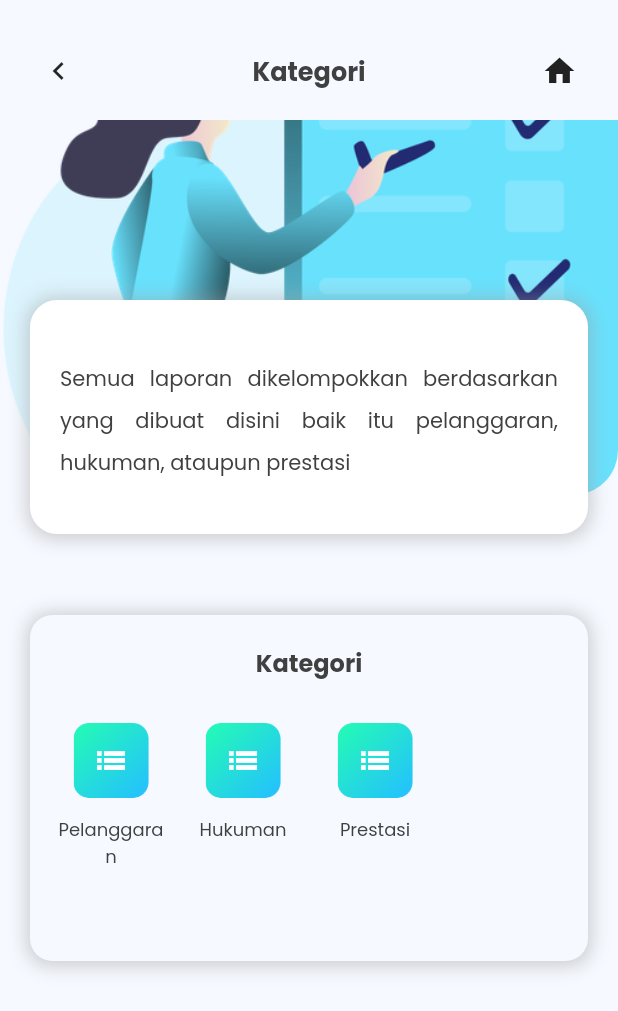
After one commit to jeffriagustiar/fe_info_guru, a Flutter app: the MenuKategoriPage screen opened by its route, on a phone screen of 412 x 824 dp. The commit adds this screen. Shown: the top 1011 px of the screen. Run offline on Flutter 3.47's test engine with Material 2 defaults, Android fonts, the phone set to English and light mode, and no system bars; our stand-ins replace dropdown_search, google_fonts; missing offline and left inert: sp_util; accounts and stored records are empty; network calls fail.

Commit message:
ui untuk kategori

```diff
--- a/lib/main.dart
+++ b/lib/main.dart
@@ -1,6 +1,9 @@
 import 'package:fe_info_guru/pages/home/buatLaporan/laporkan_page.dart';
 import 'package:fe_info_guru/pages/home/buatLaporan/list_laporan_page.dart';
 import 'package:fe_info_guru/pages/home/buatLaporan/menu_laporan_page.dart';
+import 'package:fe_info_guru/pages/home/catatan/kategori/add_kategori_page.dart';
+import 'package:fe_info_guru/pages/home/catatan/kategori/list_kategori_page.dart';
+import 'package:fe_info_guru/pages/home/catatan/kategori/menu_kategori_page.dart';
 import 'package:fe_info_guru/pages/home/home_page.dart';
 import 'package:fe_info_guru/pages/home/point/info_point_page.dart';
 import 'package:fe_info_guru/pages/home/profile/profile_page.dart';
@@ -57,6 +60,11 @@ class MyApp extends StatelessWidget {
           'menu-laporan' :(context) => const MenuLaporanPage(),
           'laporkan' :(context) => const LaporkanPage(),
           'list-laporan' :(context) => const ListLaporanPage(),
+
+          //? Kategori
+          'menu-kategori' :(context) => const MenuKategoriPage(),
+          'list-kategori' :(context) => const ListKategoriPage(),
+          'add-kategori' :(context) => const AddKategoriPage(),
         },
       ),
     );
--- /dev/null
+++ b/lib/models/catatan/kategori_model2.dart
@@ -0,0 +1,38 @@
+
+import 'package:fe_info_guru/models/catatan/detail_model.dart';
+
+class KategoriModel2{
+  late int? replid;
+  late String? namaKategori;
+  late String? kategori;
+  late String? ket;
+  late String? ts;
+
+  KategoriModel2({
+    this.replid,
+    this.namaKategori,
+    this.kategori,
+    this.ket,
+    this.ts,
+  });
+
+  factory KategoriModel2.fromJson(Map<String, dynamic> json){
+    return KategoriModel2(
+      replid:  json['replid'],
+      namaKategori: json['nama_kategori'],
+      kategori: json['kategori'],
+      ket: json['ket'],
+      ts: json['ts'],
+    );
+  }
+
+  Map<String, dynamic> toJson(){
+    return{
+      'replid': replid,
+      'nama_kategori': namaKategori,
+      'kategori': kategori,
+      'ket': ket,
+      'ts': ts,
+    };
+  }
+}
--- /dev/null
+++ b/lib/pages/home/catatan/kategori/menu_kategori_page.dart
@@ -0,0 +1,186 @@
+import 'package:fe_info_guru/share/theme.dart';
+import 'package:fe_info_guru/widgets/appBar_buttom.dart';
+import 'package:fe_info_guru/widgets/fitur_buttom.dart';
+import 'package:flutter/material.dart';
+
+class MenuKategoriPage extends StatelessWidget {
+  const MenuKategoriPage({super.key});
+
+  @override
+  Widget build(BuildContext context) {
+
+    Widget backGround(){
+      return Container(
+        width: double.infinity,
+        height: 250,
+        decoration: const BoxDecoration(
+          borderRadius: BorderRadius.only(bottomLeft: Radius.circular(30),bottomRight: Radius.circular(30)),
+          image: DecorationImage(
+            fit: BoxFit.cover,
+            image: AssetImage('assets/bg_lapor.png'),
+          )
+        ),
+      );
+    }
+
+    Widget contentLapor(){
+      return Container(
+        padding: const EdgeInsets.only(top: 310,left: 20,right: 20),
+        child: Column(
+          children: [
+            Container(
+              padding: const EdgeInsets.all(10),
+              margin: const EdgeInsets.only(top: 20),
+              // height: 400,
+              width: double.infinity,
+              decoration: BoxDecoration(
+                color: background4Color,
+                borderRadius: BorderRadius.circular(15),
+                boxShadow: [
+                  BoxShadow(
+                    color: Colors.grey.withOpacity(0.5),
+                    spreadRadius: 2,
+                    blurRadius: 10,
+                    offset: const Offset(0, 1),
+                  ),
+                ]
+              ),
+              child: Column(
+                children: [
+                  const SizedBox(height: 10,),
+                  Text(
+                    "Kategori",
+                    style: blackTextStyle.copyWith(
+                      fontSize: 16,
+                      fontWeight: bold
+                    ),
+                  ),
+                  const SizedBox(height: 10,),
+
+                  GridView(
+                    padding: const EdgeInsets.only(top: 10,bottom: 10 ),
+                    physics: const NeverScrollableScrollPhysics(),
+                    gridDelegate: const SliverGridDelegateWithFixedCrossAxisCount(
+                      crossAxisCount: 4,
+                      childAspectRatio: 0.6,
+                    ),
+                    shrinkWrap: true,
+                      children: [
+                        FiturButtom(
+                          nama: 'Pelanggaran',
+                          onPressed: () {
+                            Navigator.pushNamed(
+                              context,
+                              'list-kategori',
+                              arguments: {
+                                'nama' : 'Pelanggaran',
+                                'jenis' : 'pelanggaran',
+                              }
+                            );
+                          },
+
+                          img: 'assets/ic_list.png',
+                        ),
+                        FiturButtom(
+                          nama: 'Hukuman',
+                          onPressed: () {
+                            Navigator.pushNamed(
+                              context,
+                              'list-kategori',
+                              arguments: {
+                                'nama' : 'Hukuman',
+                                'jenis' : 'hukuman',
+                              }
+                            );
+                          },
+                          img: 'assets/ic_list.png',
+                        ),
+                        FiturButtom(
+                          nama: 'Prestasi',
+                          onPressed: () {
+                            Navigator.pushNamed(
+                              context,
+                              'list-kategori',
+                              arguments: {
+                                'nama' : 'Prestasi',
+                                'jenis' : 'prestasi',
+                              }
+                            );
+                          },
+                          img: 'assets/ic_list.png',
+                        ),
+                      ],
+
+                    ),
+
+
+                ],
+              ),
+            )
+          ],
+        ),
+      );
+    }
+
+    Widget info(){
+      return Container(
+        width: double.infinity,
+        margin: const EdgeInsets.only(top: 120,left: 20,right: 20),
+        padding: const EdgeInsets.symmetric(horizontal: 20,vertical: 30),
+        decoration: BoxDecoration(
+          color: Colors.white,
+          borderRadius: BorderRadius.circular(18),
+          boxShadow: [
+            BoxShadow(
+              color: Colors.grey.withOpacity(0.5),
+              spreadRadius: 2,
+              blurRadius: 10,
+              offset: const Offset(0, 1),
+            ),
+          ]
+        ),
+
+        child: Column(
+          crossAxisAlignment: CrossAxisAlignment.start,
+          children: [
+            const SizedBox(height: 6,),
+            Text(
+              "Semua laporan dikelompokkan berdasarkan yang dibuat disini baik itu pelanggaran, hukuman, ataupun prestasi",
+              style: blackTextStyle.copyWith(
+                height: 2,
+                fontSize: 14,
+                fontWeight: regular
+              ),
+              textAlign: TextAlign.justify,
+            ),
+            const SizedBox(height: 6,),
+          ],
+        ),
+      );
+    }
+
+    return Scaffold(
+      backgroundColor: background4Color,
+      body: SafeArea(
+        child: Column(
+          children: [
+            AppBarButtom(nama: 'Kategori'),
+            Expanded(
+              child: ListView(
+                children: [
+                  Stack(
+                    children: [
+                      backGround(),
+                      info(),
+                      contentLapor(),
+                    ],
+                  )
+                ],
+              ),
+            ),
+          ],
+        ),
+      ),
+    );
+  }
+}
```
Also changed, not shown: lib/pages/home/catatan/kategori/add_kategori_page.dart (added, +133 -0 lines), lib/pages/home/catatan/kategori/list_kategori_page.dart (added, +141 -0 lines), lib/pages/home/home_page.dart (+14 -0 lines), lib/providers/siswa_provider.dart (+24 -0 lines), lib/services/siswa_service.dart (+32 -0 lines), assets/ic_list.png (added).
